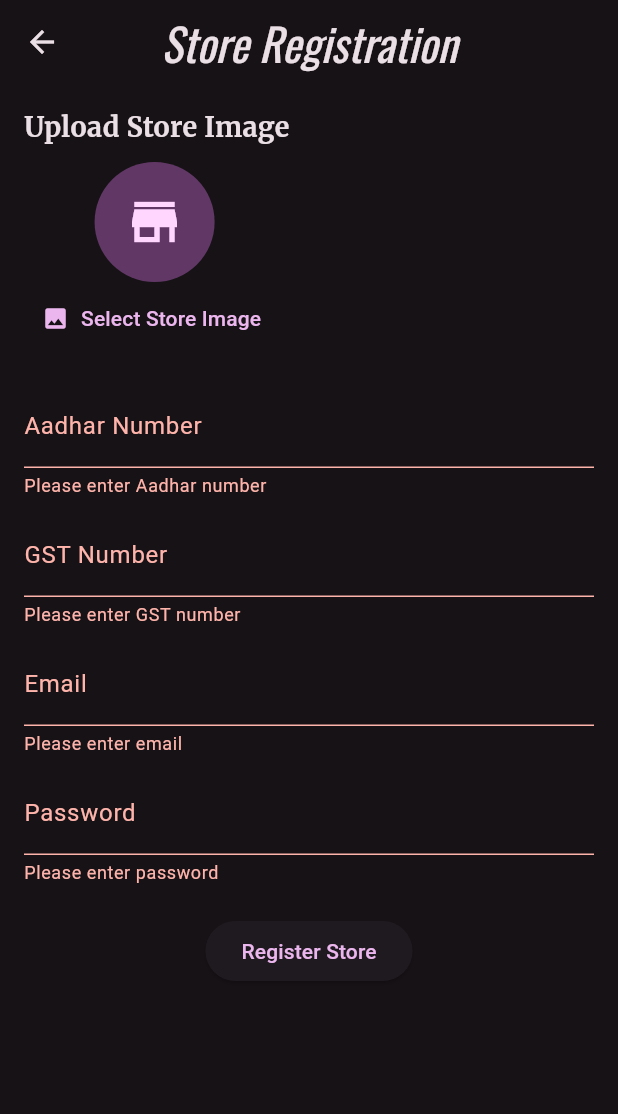
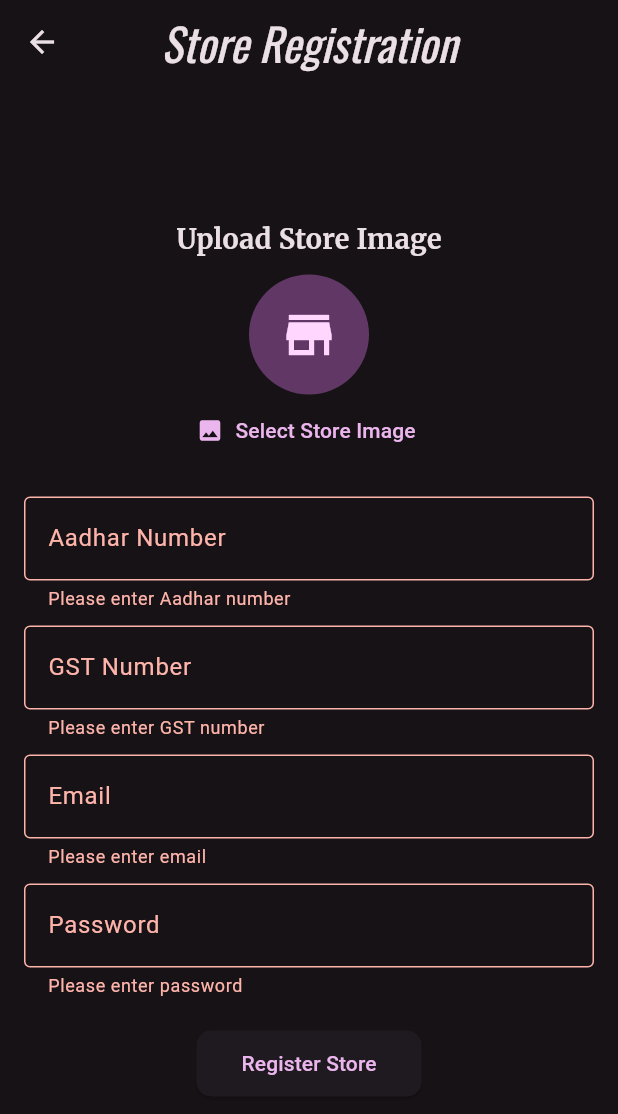
Before and after one commit to rhtmahour/go90Stores, a Flutter app: the StoreRegistration screen opened directly, after a tap on "Register Store", on a phone screen of 412 x 824 dp. Shown: the top 1114 px of the screen. Run offline on Flutter 3.47's test engine with Material 3 defaults, Android fonts, the phone set to English and light mode, and no system bars; our stand-ins replace cloud_firestore, firebase_auth, firebase_core, google_fonts, image_picker; accounts and stored records are empty.

Commit message:
update code on date 27-12-2024

```diff
--- a/lib/store_registration.dart
+++ b/lib/store_registration.dart
@@ -14,7 +14,6 @@ class _StoreRegistrationState extends State<StoreRegistration> {
   final _formKey = GlobalKey<FormState>();
   File? _storeImage;
 
-  // Controllers for the text fields
   final TextEditingController _aadharController = TextEditingController();
   final TextEditingController _gstController = TextEditingController();
   final TextEditingController _emailController = TextEditingController();
@@ -28,7 +27,7 @@ class _StoreRegistrationState extends State<StoreRegistration> {
 
   Future<void> _registerStore() async {
     if (!_formKey.currentState!.validate()) {
-      return; // Stop if the form is not valid
+      return;
     }
     if (_storeImage == null) {
       ScaffoldMessenger.of(context).showSnackBar(
@@ -43,8 +42,7 @@ class _StoreRegistrationState extends State<StoreRegistration> {
         'gstNumber': _gstController.text,
         'email': _emailController.text,
         'password': _passwordController.text,
-        'storeImage':
-            'Uploaded Image URL or Path', // Replace with image upload logic if required
+        'storeImage': 'Uploaded Image URL or Path',
       });
       ScaffoldMessenger.of(context).showSnackBar(
         const SnackBar(content: Text('Store registered successfully!')),
@@ -64,14 +62,15 @@ class _StoreRegistrationState extends State<StoreRegistration> {
         centerTitle: true,
         title: const Text('Store Registration'),
       ),
-      body: Padding(
-        padding: const EdgeInsets.all(16.0),
-        child: SingleChildScrollView(
-          child: Form(
-            key: _formKey,
-            child: Center(
+      body: Center(
+        child: Padding(
+          padding: const EdgeInsets.all(16.0),
+          child: SingleChildScrollView(
+            child: Form(
+              key: _formKey,
               child: Column(
-                crossAxisAlignment: CrossAxisAlignment.start,
+                mainAxisAlignment: MainAxisAlignment.center,
+                crossAxisAlignment: CrossAxisAlignment.center,
                 children: [
                   const Text(
                     'Upload Store Image',
@@ -82,8 +81,10 @@ class _StoreRegistrationState extends State<StoreRegistration> {
                   const SizedBox(height: 20),
                   TextFormField(
                     controller: _aadharController,
-                    decoration:
-                        const InputDecoration(labelText: 'Aadhar Number'),
+                    decoration: const InputDecoration(
+                      labelText: 'Aadhar Number',
+                      border: OutlineInputBorder(),
+                    ),
                     keyboardType: TextInputType.number,
                     validator: (value) {
                       if (value == null || value.isEmpty) {
@@ -98,7 +99,10 @@ class _StoreRegistrationState extends State<StoreRegistration> {
                   const SizedBox(height: 10),
                   TextFormField(
                     controller: _gstController,
-                    decoration: const InputDecoration(labelText: 'GST Number'),
+                    decoration: const InputDecoration(
+                      labelText: 'GST Number',
+                      border: OutlineInputBorder(),
+                    ),
                     validator: (value) {
                       if (value == null || value.isEmpty) {
                         return 'Please enter GST number';
@@ -109,7 +113,10 @@ class _StoreRegistrationState extends State<StoreRegistration> {
                   const SizedBox(height: 10),
                   TextFormField(
                     controller: _emailController,
-                    decoration: const InputDecoration(labelText: 'Email'),
+                    decoration: const InputDecoration(
+                      labelText: 'Email',
+                      border: OutlineInputBorder(),
+                    ),
                     keyboardType: TextInputType.emailAddress,
                     validator: (value) {
                       if (value == null || value.isEmpty) {
@@ -124,7 +131,10 @@ class _StoreRegistrationState extends State<StoreRegistration> {
                   const SizedBox(height: 10),
                   TextFormField(
                     controller: _passwordController,
-                    decoration: const InputDecoration(labelText: 'Password'),
+                    decoration: const InputDecoration(
+                      labelText: 'Password',
+                      border: OutlineInputBorder(),
+                    ),
                     obscureText: true,
                     validator: (value) {
                       if (value == null || value.isEmpty) {
@@ -137,11 +147,18 @@ class _StoreRegistrationState extends State<StoreRegistration> {
                     },
                   ),
                   const SizedBox(height: 20),
-                  Center(
-                    child: ElevatedButton(
-                      onPressed: _registerStore,
-                      child: const Text('Register Store'),
+                  ElevatedButton(
+                    onPressed: _registerStore,
+                    style: ElevatedButton.styleFrom(
+                      padding: const EdgeInsets.symmetric(
+                        horizontal: 30,
+                        vertical: 12,
+                      ),
+                      shape: RoundedRectangleBorder(
+                        borderRadius: BorderRadius.circular(10),
+                      ),
                     ),
+                    child: const Text('Register Store'),
                   ),
                 ],
               ),
```
